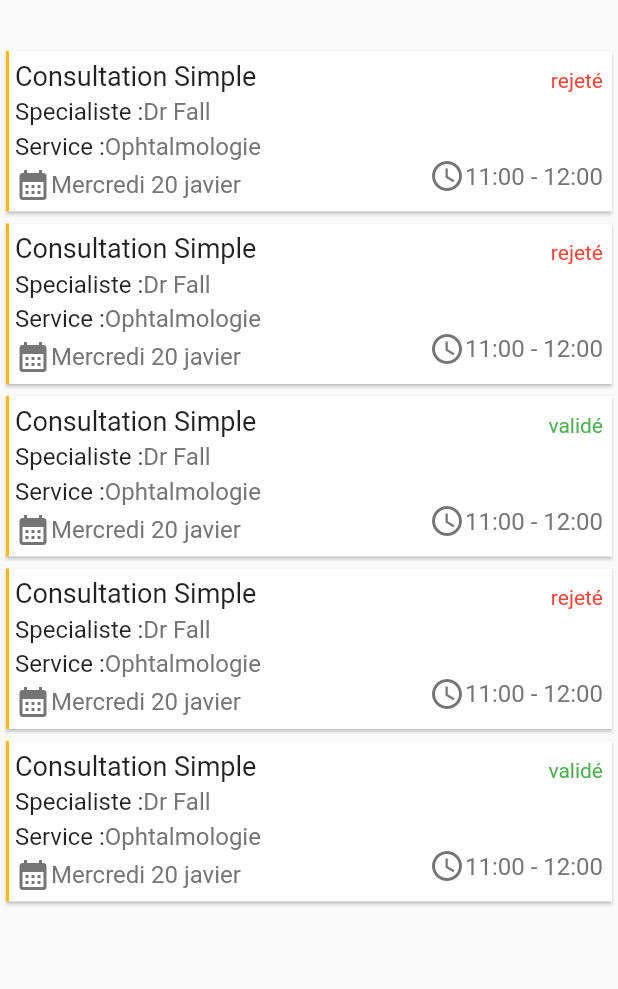
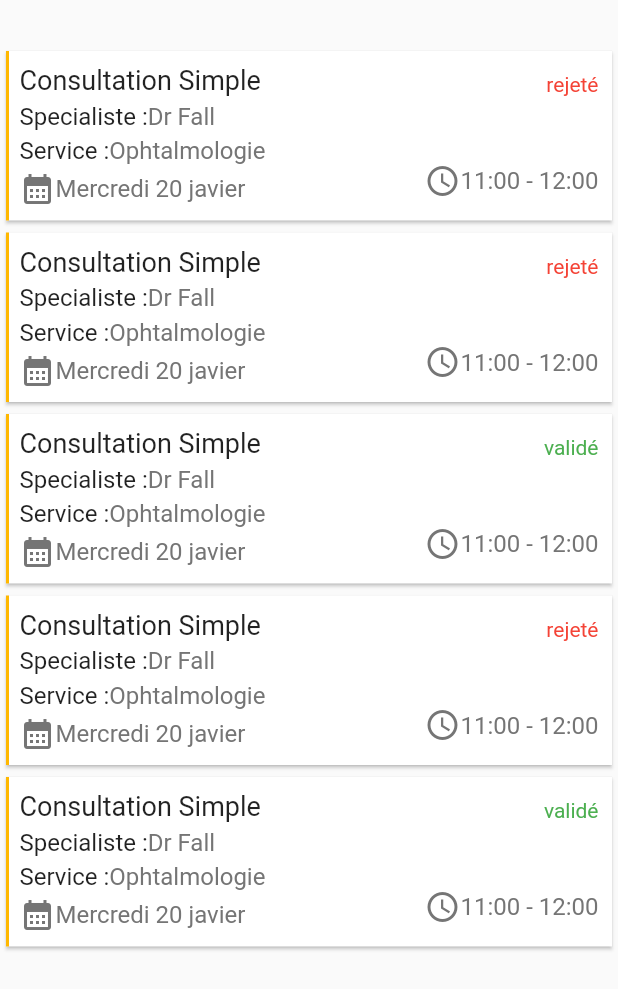
Before and after one commit to lyade28/hackathon, a Flutter app: the HistoriqueRendezVous screen opened directly, on a phone screen of 412 x 824 dp. Shown: the top 989 px of the screen. Run offline on Flutter 3.47's test engine with Material 2 defaults, Android fonts, the phone set to English and light mode, and no system bars; our stand-ins replace bottom_navy_bar, carousel_slider, dio, dotted_border, flutter_form_builder, flutter_svg and 3 more; missing offline and left inert: flutter_polyline_points.

Commit message:
add image profil

```diff
--- a/lib/compte/views/compte_screen.dart
+++ b/lib/compte/views/compte_screen.dart
@@ -36,7 +36,7 @@ class _CompteScreenState extends State<CompteScreen> {
               width: 80,
               child: CircleAvatar(
                 backgroundImage: AssetImage(
-                  'assets/user.png',
+                  'assets/test.png',
                 ),
               ),
             ),
--- a/lib/rendez-vous/views/historique_page.dart
+++ b/lib/rendez-vous/views/historique_page.dart
@@ -2,7 +2,6 @@ import 'package:flutter/material.dart';
 import 'package:flutter/src/widgets/container.dart';
 import 'package:flutter/src/widgets/framework.dart';
 import 'package:hackathon/common.dart';
-import 'package:hackathon/rendez-vous/views/list.dart';
 
 class HistoriqueRendezVous extends StatefulWidget {
   const HistoriqueRendezVous({super.key});
@@ -66,7 +65,7 @@ class _HistoriqueRendezVousState extends State<HistoriqueRendezVous> {
                   .map((item) => Card(
                         shape: Border(left: BorderSide(color: Scol, width: 2)),
                         child: Container(
-                          padding: EdgeInsets.all(6),
+                          padding: EdgeInsets.all(9),
                           child: Row(
                             mainAxisAlignment: MainAxisAlignment.spaceBetween,
                             children: [
--- a/lib/rendez-vous/views/list.dart
+++ /dev/null
@@ -1,42 +0,0 @@
-List donne = [
-  {
-    'type': 'Consultation Simple',
-    'specialist': 'Dr Fall',
-    'service': 'Ophtalmologie',
-    'date': 'Mercredi 20 javier',
-    'heure': '11:00 - 12:00',
-    'status': 'validé',
-  },
-  {
-    'type': 'Consultation Simple',
-    'specialist': 'Dr Fall',
-    'service': 'Ophtalmologie',
-    'date': 'Mercredi 20 javier',
-    'heure': '11:00 - 12:00',
-    'status': 'validé',
-  },
-  {
-    'type': 'Consultation Simple',
-    'specialist': 'Dr Fall',
-    'service': 'Ophtalmologie',
-    'date': 'Mercredi 20 javier',
-    'heure': '11:00 - 12:00',
-    'status': 'validé',
-  },
-  {
-    'type': 'Consultation Simple',
-    'specialist': 'Dr Fall',
-    'service': 'Ophtalmologie',
-    'date': 'Mercredi 20 javier',
-    'heure': '11:00 - 12:00',
-    'status': 'validé',
-  },
-  {
-    'type': 'Consultation Simple',
-    'specialist': 'Dr Fall',
-    'service': 'Ophtalmologie',
-    'date': 'Mercredi 20 javier',
-    'heure': '11:00 - 12:00',
-    'status': 'validé',
-  },
-];
--- a/lib/rendez-vous/views/rendez_vous_screen.dart
+++ b/lib/rendez-vous/views/rendez_vous_screen.dart
@@ -19,6 +19,7 @@ class _RendezVousScreenState extends State<RendezVousScreen> {
         padding: const EdgeInsets.symmetric(horizontal: 24),
         child: Center(
           child: Column(
+            crossAxisAlignment: CrossAxisAlignment.center,
             mainAxisAlignment: MainAxisAlignment.center,
             children: [
               const Icon(
--- a/pubspec.yaml
+++ b/pubspec.yaml
@@ -106,6 +106,7 @@ flutter:
     - assets/clinique.svg
     - assets/dispensaire.svg
     - assets/hospital.svg
+    - assets/test.png
 
   # An image asset can refer to one or more resolution-specific "variants", see
   # https://flutter.dev/assets-and-images/#resolution-aware
```
Also changed, not shown: lib/compte/views/edit_compte.dart (+22 -2 lines), assets/test.png (added), 4 other files.
